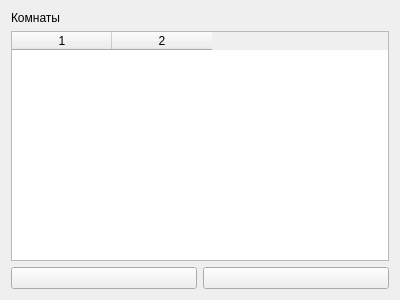
Old version of the form ui/roomseditorpage.ui in the repository rkfg/mxstickers.
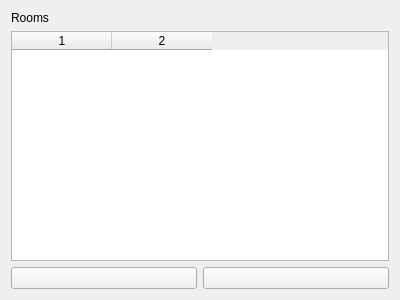
New version of the form. Icons and pictures are not drawn.

Patch:
```diff
--- a/ui/roomseditorpage.ui
+++ b/ui/roomseditorpage.ui
@@ -17,7 +17,7 @@
    <item row="0" column="0">
     <widget class="QLabel" name="l_rooms">
      <property name="text">
-      <string>Комнаты</string>
+      <string>Rooms</string>
      </property>
     </widget>
    </item>
```
Left out of the diff: 12 changed lines with no effect on the pictures.
